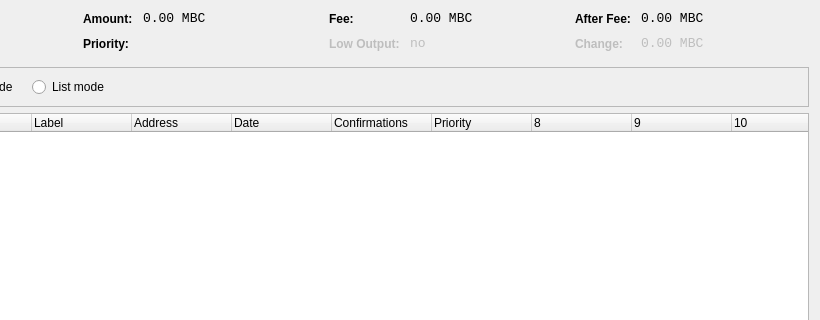
digixhub/MicroBitcoin, file src/qt/forms/coincontroldialog.ui: the form before one commit; both pictures show x 180 to 1000 and y 0 to 320 of the 1000 by 500 pixel window.
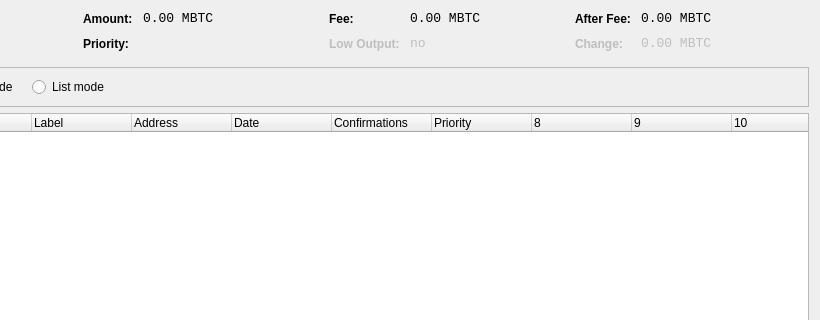
The form after the commit. Custom widgets are drawn as their Qt base class.

Commit message:
Updated Symbol MBC to MBTC
Push Update on Symbol Name of MBC to MBTC

```diff
--- a/src/qt/forms/coincontroldialog.ui
+++ b/src/qt/forms/coincontroldialog.ui
@@ -141,7 +141,7 @@
           <enum>Qt::ActionsContextMenu</enum>
          </property>
          <property name="text">
-          <string notr="true">0.00 MBC</string>
+          <string notr="true">0.00 MBTC</string>
          </property>
          <property name="textInteractionFlags">
           <set>Qt::LinksAccessibleByMouse|Qt::TextSelectableByKeyboard|Qt::TextSelectableByMouse</set>
@@ -221,7 +221,7 @@
           <enum>Qt::ActionsContextMenu</enum>
          </property>
          <property name="text">
-          <string notr="true">0.00 MBC</string>
+          <string notr="true">0.00 MBTC</string>
          </property>
          <property name="textInteractionFlags">
           <set>Qt::LinksAccessibleByMouse|Qt::TextSelectableByKeyboard|Qt::TextSelectableByMouse</set>
@@ -307,7 +307,7 @@
           <enum>Qt::ActionsContextMenu</enum>
          </property>
          <property name="text">
-          <string notr="true">0.00 MBC</string>
+          <string notr="true">0.00 MBTC</string>
          </property>
          <property name="textInteractionFlags">
           <set>Qt::LinksAccessibleByMouse|Qt::TextSelectableByKeyboard|Qt::TextSelectableByMouse</set>
@@ -345,7 +345,7 @@
           <enum>Qt::ActionsContextMenu</enum>
          </property>
          <property name="text">
-          <string notr="true">0.00 MBC</string>
+          <string notr="true">0.00 MBTC</string>
          </property>
          <property name="textInteractionFlags">
           <set>Qt::LinksAccessibleByMouse|Qt::TextSelectableByKeyboard|Qt::TextSelectableByMouse</set>
```
The commit also changes 9 other files.
